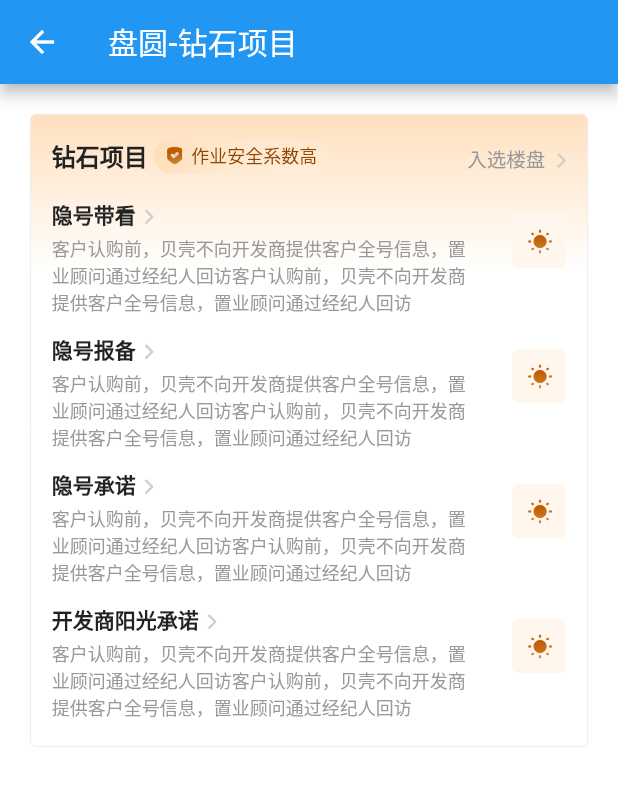
After one commit to 1004/bk_flutter_pk, a Flutter app: the BusHouseLevelWidget screen opened directly, on a phone screen of 412 x 824 dp. The commit adds this screen. Shown: the top 786 px of the screen. Run offline on Flutter 3.47's test engine with Material 2 defaults, Android fonts, the phone set to English and light mode, and no system bars.

Commit message:
盘圆UI

```diff
--- /dev/null
+++ b/lib/widget/bus/bus_house_jevel_widget.dart
@@ -0,0 +1,232 @@
+import 'package:flutter/material.dart';
+
+class BusHouseLevelWidget extends StatefulWidget {
+  final String title;
+
+  BusHouseLevelWidget({this.title});
+
+  @override
+  _BusHouseLevelWidgetState createState() => _BusHouseLevelWidgetState();
+}
+
+class _BusHouseLevelWidgetState extends State<BusHouseLevelWidget> {
+  @override
+  Widget build(BuildContext context) {
+    return Scaffold(
+      appBar: AppBar(
+        title: Text(widget.title ?? ''),
+      ),
+      body: _buildBody(),
+    );
+  }
+
+  Widget _buildBody() {
+    return Container(
+      color: Colors.white,
+      child: Column(
+        crossAxisAlignment: CrossAxisAlignment.center,
+        children: <Widget>[
+          _houseZsWidget(),
+        ],
+      ),
+    );
+  }
+
+  Widget _houseZsWidget() {
+    return Padding(
+      padding: EdgeInsets.only(left: 20, right: 20, top: 20),
+      child: Container(
+        width: double.infinity,
+        decoration: BoxDecoration(
+            borderRadius: BorderRadius.all(Radius.circular(4.0)),
+            border: Border.all(width: 0.5, color: Color(0xFFE8E8E8)),
+            gradient: LinearGradient(
+                begin: Alignment.topCenter,
+                end: Alignment.bottomCenter,
+                colors: [
+                  Color(0xFFFFE0BF),
+                  Color(0xFFFFFFFF),
+                  Color(0xFFFFFFFF),
+                  Color(0xFFFFFFFF),
+                  Color(0xFFFFFFFF),
+                ])),
+        child: Column(
+          children: <Widget>[
+            _headerTitleWidget(),
+            _tipItemWidgets(),
+          ],
+        ),
+      ),
+    );
+  }
+
+  Widget _headerTitleWidget() {
+    return GestureDetector(
+      onTap: () {
+        print('flutter-入选楼盘');
+      },
+      child: Padding(
+        padding: EdgeInsets.only(left: 14, top: 15, right: 14),
+        child: Row(
+          crossAxisAlignment: CrossAxisAlignment.end,
+          mainAxisAlignment: MainAxisAlignment.start,
+          children: <Widget>[
+            Text(
+              '钻石项目',
+              style: TextStyle(
+                  fontSize: 16,
+                  fontWeight: FontWeight.bold,
+                  color: Color(0xFF222222)),
+              overflow: TextOverflow.ellipsis,
+            ),
+            SizedBox(
+              width: 4,
+            ),
+            Container(
+              decoration: BoxDecoration(
+                borderRadius: BorderRadius.all(Radius.circular(24)),
+                gradient: LinearGradient(
+                    begin: Alignment.centerLeft,
+                    end: Alignment.centerRight,
+                    colors: [
+                      Color(0xFFFFDFBB),
+                      Color(0x11FFF4E6),
+                    ]),
+              ),
+              child: Padding(
+                padding: EdgeInsets.only(left: 7, right: 7, top: 2, bottom: 3),
+                child: Row(
+                  mainAxisAlignment: MainAxisAlignment.start,
+                  crossAxisAlignment: CrossAxisAlignment.center,
+                  children: <Widget>[
+                    Image.asset(
+                      "assets/icon_house_tag_check.png",
+                      width: 14,
+                      height: 14,
+                    ),
+                    SizedBox(
+                      width: 4,
+                    ),
+                    Text(
+                      '作业安全系数高',
+                      style: TextStyle(fontSize: 12, color: Color(0xFF904502)),
+                    )
+                  ],
+                ),
+              ),
+            ),
+            Spacer(),
+            Row(
+              children: <Widget>[
+                Padding(
+                  padding: EdgeInsets.only(right: 2),
+                  child: Text(
+                    '入选楼盘',
+                    maxLines: 1,
+                    style: TextStyle(
+                      fontSize: 13,
+                      height: 1.3,
+                      color: Color(0xFF999999),
+                    ),
+                  ),
+                ),
+                Image.asset(
+                  "assets/icon_arrow_right_66.png",
+                  width: 12,
+                  height: 12,
+                )
+              ],
+            ),
+          ],
+        ),
+      ),
+    );
+  }
+
+  Widget _tipItemWidgets() {
+    List<String> datas = [];
+    datas.add("隐号带看");
+    datas.add("隐号报备");
+    datas.add("隐号承诺");
+    datas.add("开发商阳光承诺");
+    List<Widget> items = [];
+    datas.forEach((f) {
+      items.add(Column(
+        children: <Widget>[
+          _tipsItemWidget(f),
+          SizedBox(
+            height: 12,
+          )
+        ],
+      ));
+    });
+
+    return Padding(
+      padding: EdgeInsets.only(left: 14, right: 14, top: 17, bottom: 5),
+      child: Column(
+        children: items,
+      ),
+    );
+  }
+
+  Widget _tipsItemWidget(String f) {
+    return Row(
+      crossAxisAlignment: CrossAxisAlignment.start,
+      children: <Widget>[
+        Expanded(
+          child: Column(
+            children: <Widget>[
+              GestureDetector(
+                onTap: () {
+                  print('flutter-隐号报备点击');
+                },
+                child: Row(
+                  crossAxisAlignment: CrossAxisAlignment.center,
+                  children: <Widget>[
+                    Text(
+                      f ?? '',
+                      style: TextStyle(
+                          color: Color(0xff222222),
+                          fontSize: 14,
+                          fontWeight: FontWeight.bold),
+                      overflow: TextOverflow.ellipsis,
+                    ),
+                    Visibility(
+                      visible: true,
+                      child: Padding(
+                        padding: EdgeInsets.only(top: 3),
+                        child: Image.asset(
+                          "assets/icon_arrow_right_66.png",
+                          width: 12,
+                          height: 12,
+                        ),
+                      ),
+                    )
+                  ],
+                ),
+              ),
+              SizedBox(
+                height: 3,
+              ),
+              Text(
+                '客户认购前，贝壳不向开发商提供客户全号信息，置业顾问通过经纪人回访客户认购前，贝壳不向开发商提供客户全号信息，置业顾问通过经纪人回访',
+                style: TextStyle(color: Color(0xff999999), fontSize: 12),
+              )
+            ],
+          ),
+        ),
+        SizedBox(
+          width: 20,
+        ),
+        Padding(
+          padding: EdgeInsets.only(top: 10),
+          child: Image.asset(
+            "assets/icon_house_yg.png",
+            width: 36,
+            height: 36,
+          ),
+        )
+      ],
+    );
+  }
+}
--- a/lib/widget/widget_home_page.dart
+++ b/lib/widget/widget_home_page.dart
@@ -1,4 +1,5 @@
 import 'package:bk_flutter_pk/main.dart';
+import 'package:bk_flutter_pk/widget/bus/bus_house_jevel_widget.dart';
 import 'package:bk_flutter_pk/widget/child/key/widget_key_test_page.dart';
 import 'package:bk_flutter_pk/widget/child/layout/layout_page.dart';
 import 'package:bk_flutter_pk/widget/child/template_ui_widget.dart';
@@ -26,6 +27,11 @@ class _WidgetHomePageState extends State<WidgetHomePage> {
       body: SingleChildScrollView(
         child: Column(
           children: <Widget>[
+            ItemWidget("盘圆-钻石项目", () {
+              Navigator.of(context).push(MaterialPageRoute(builder: (context) {
+                return BusHouseLevelWidget(title: "盘圆-钻石项目",);
+              }));
+            }),
             ItemWidget("Widget Key", () {
               Navigator.of(context).push(MaterialPageRoute(builder: (context) {
                 return WidgetKeyTestPage();
--- a/pubspec.yaml
+++ b/pubspec.yaml
@@ -43,9 +43,8 @@ flutter:
   uses-material-design: true
 
   # To add assets to your application, add an assets section, like this:
-  # assets:
-  #  - images/a_dot_burr.jpeg
-  #  - images/a_dot_ham.jpeg
+  assets:
+    - assets/
 
   # An image asset can refer to one or more resolution-specific "variants", see
   # https://flutter.dev/assets-and-images/#resolution-aware.
```
Also changed, not shown: assets/house_bz_icon.png (added), assets/icon_arrow_right_66.png (added), assets/icon_house_tag_check.png (added), assets/icon_house_yg.png (added).
